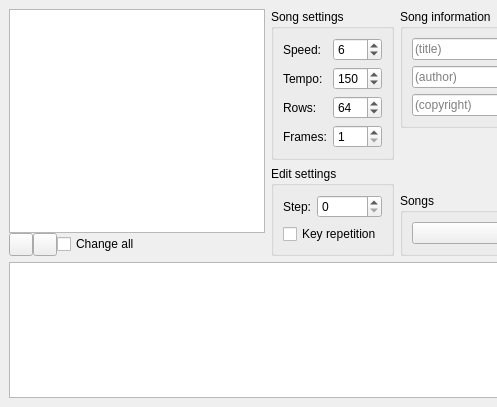
Above: apps/ide/nes/designers/musiceditorform.ui from christopherpow/nesicide before the change; both pictures show x 0 to 497 and y 0 to 407 of the 817 by 407 pixel window. Below: the same form after it.
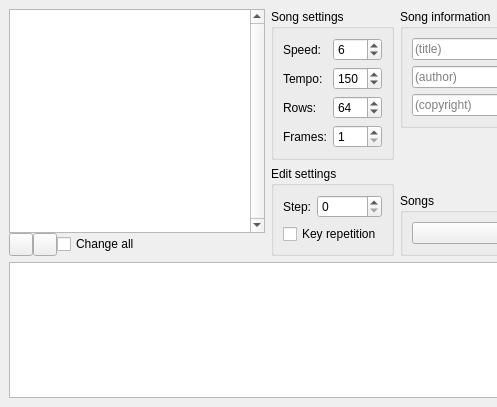
That is the form after the change. Icons and pictures are not drawn.

```diff
--- a/apps/ide/nes/designers/musiceditorform.ui
+++ b/apps/ide/nes/designers/musiceditorform.ui
@@ -327,8 +327,14 @@
              <verstretch>0</verstretch>
             </sizepolicy>
            </property>
+           <property name="verticalScrollBarPolicy">
+            <enum>Qt::ScrollBarAlwaysOn</enum>
+           </property>
+           <property name="horizontalScrollBarPolicy">
+            <enum>Qt::ScrollBarAlwaysOff</enum>
+           </property>
            <property name="alternatingRowColors">
-            <bool>true</bool>
+            <bool>false</bool>
            </property>
            <property name="selectionMode">
             <enum>QAbstractItemView::SingleSelection</enum>
@@ -346,7 +352,7 @@
             <bool>false</bool>
            </attribute>
            <attribute name="horizontalHeaderStretchLastSection">
-            <bool>true</bool>
+            <bool>false</bool>
            </attribute>
           </widget>
          </item>
```
Left out of the diff: 18 changed lines with no effect on the pictures.
